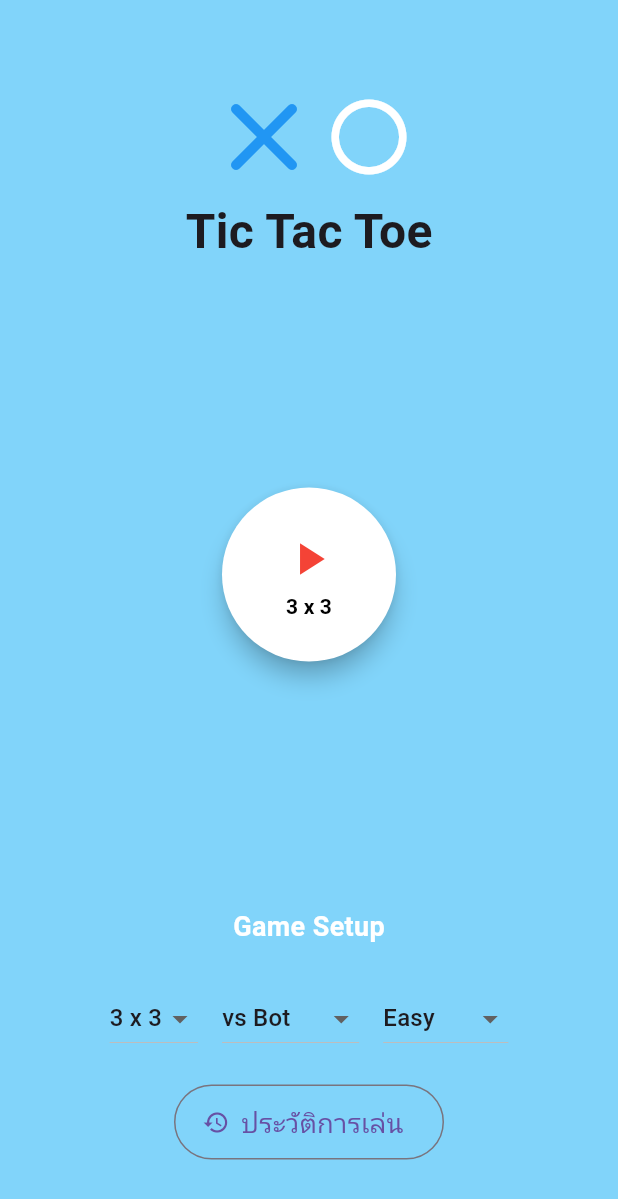
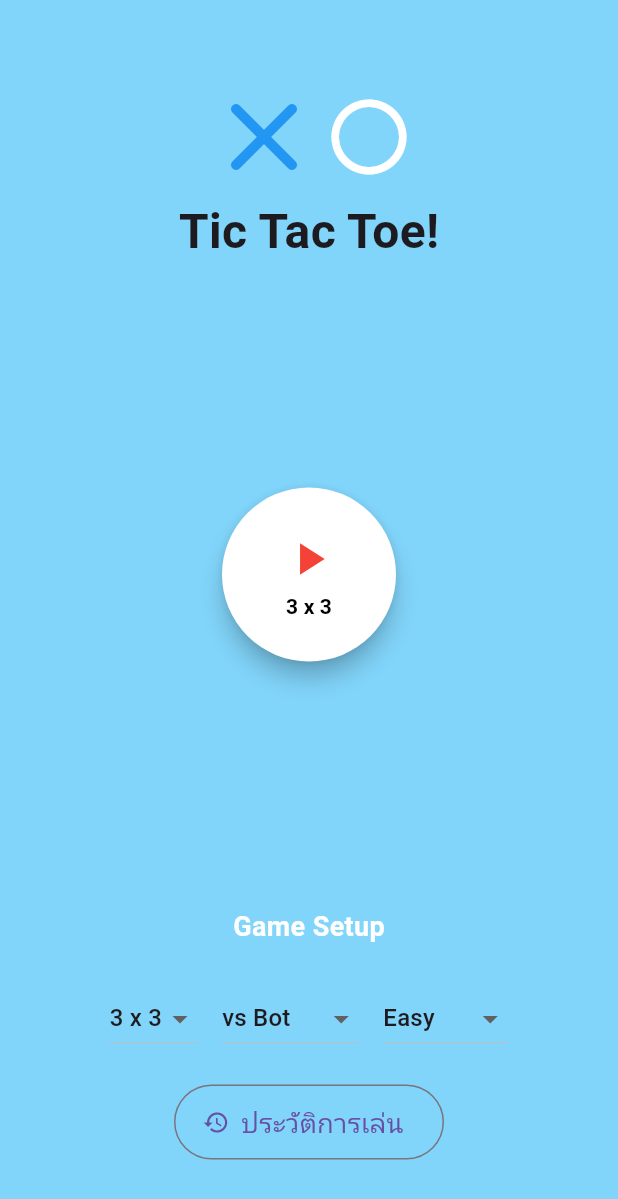
Before and after one commit to koonlawitchaya/Tic-Tac-Toe, a Flutter app: the screen it shows after launch, on a phone screen of 412 x 824 dp. Shown: the top 1199 px of the screen. Run offline on Flutter 3.47's test engine with Material 3 defaults, Android fonts, the phone set to English and light mode, and no system bars; our stand-ins replace hive, hive_flutter; accounts and stored records are empty.

```diff
--- a/lib/game_setup_screen/game_setup_screen.dart
+++ b/lib/game_setup_screen/game_setup_screen.dart
@@ -50,7 +50,7 @@ class _GameSetupScreenState extends State<GameSetupScreen> {
                 ],
               ),
               Text(
-                'Tic Tac Toe',
+                'Tic Tac Toe!',
                 style: TextStyle(
                   fontSize: 32,
                   fontWeight: FontWeight.bold,
```
